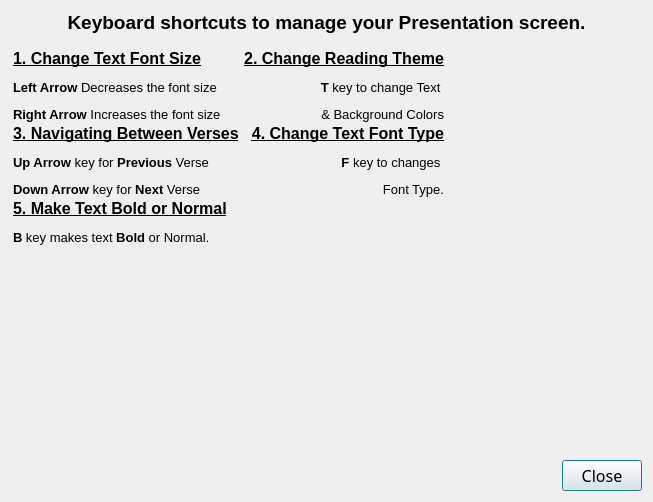
AppSmata/vSongBook4pc, file src/AppTutorial.ui: the form before one commit.
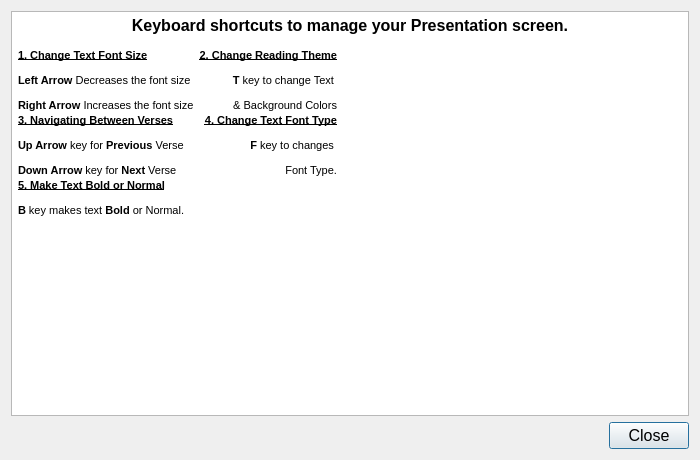
The form after the commit. Icons and pictures are not drawn.

Diff of the .ui file:
```diff
--- a/src/AppTutorial.ui
+++ b/src/AppTutorial.ui
@@ -6,8 +6,8 @@
    <rect>
     <x>0</x>
     <y>0</y>
-    <width>653</width>
-    <height>502</height>
+    <width>700</width>
+    <height>460</height>
    </rect>
   </property>
   <property name="windowTitle">
@@ -22,18 +22,57 @@
   </property>
   <layout class="QVBoxLayout" name="verticalLayout_2">
    <item>
-    <widget class="QLabel" name="label">
-     <property name="text">
-      <string>&lt;html&gt;&lt;head/&gt;&lt;body&gt;&lt;p align=&quot;center&quot;&gt;&lt;span style=&quot; font-size:14pt; font-weight:600;&quot;&gt;Keyboard shortcuts to manage your Presentation screen.&lt;/span&gt;&lt;span style=&quot; font-size:12pt;&quot;&gt;&lt;br/&gt;&lt;/span&gt;&lt;/p&gt;&lt;table border=&quot;0&quot; style=&quot; margin-top:0px; margin-bottom:0px; margin-left:0px; margin-right:0px;&quot; cellspacing=&quot;2&quot; cellpadding=&quot;0&quot;&gt;&lt;tr&gt;&lt;td&gt;&lt;p&gt;&lt;span style=&quot; font-size:12pt; font-weight:600; text-decoration: underline;&quot;&gt;1. Change Text Font Size&lt;/span&gt;&lt;/p&gt;&lt;p&gt;&lt;span style=&quot; font-size:10pt; font-weight:600;&quot;&gt;Left Arrow&lt;/span&gt;&lt;span style=&quot; font-size:10pt;&quot;&gt; Decreases the font size&lt;/span&gt;&lt;/p&gt;&lt;p&gt;&lt;span style=&quot; font-size:10pt; font-weight:600;&quot;&gt;Right Arrow&lt;/span&gt;&lt;span style=&quot; font-size:10pt;&quot;&gt; Increases the font size&lt;/span&gt;&lt;/p&gt;&lt;/td&gt;&lt;td&gt;&lt;p&gt;&lt;img src=&quot;:/icons/Chapters.png&quot; height=&quot;80&quot;/&gt;&lt;/p&gt;&lt;p&gt;&lt;span style=&quot; font-size:12pt;&quot;&gt;&lt;br/&gt;&lt;/span&gt;&lt;/p&gt;&lt;/td&gt;&lt;td&gt;&lt;p align=&quot;right&quot;&gt;&lt;span style=&quot; font-size:12pt; font-weight:600; text-decoration: underline;&quot;&gt;2. Change Reading Theme&lt;/span&gt;&lt;/p&gt;&lt;p align=&quot;right&quot;&gt;&lt;span style=&quot; font-size:10pt; font-weight:600;&quot;&gt;T&lt;/span&gt;&lt;span style=&quot; font-size:10pt;&quot;&gt; key to change Text &lt;/span&gt;&lt;/p&gt;&lt;p align=&quot;right&quot;&gt;&lt;span style=&quot; font-size:10pt;&quot;&gt;&amp;amp; Background Colors&lt;/span&gt;&lt;/p&gt;&lt;/td&gt;&lt;td&gt;&lt;p&gt;&lt;img src=&quot;:/icons/Theme.png&quot; height=&quot;80&quot;/&gt;&lt;/p&gt;&lt;p&gt;&lt;span style=&quot; font-size:12pt;&quot;&gt;&lt;br/&gt;&lt;/span&gt;&lt;/p&gt;&lt;/td&gt;&lt;/tr&gt;&lt;tr&gt;&lt;td&gt;&lt;p&gt;&lt;span style=&quot; font-size:12pt; font-weight:600; text-decoration: underline;&quot;&gt;3. Navigating Between Verses&lt;/span&gt;&lt;/p&gt;&lt;p&gt;&lt;span style=&quot; font-size:10pt; font-weight:600;&quot;&gt;Up Arrow&lt;/span&gt;&lt;span style=&quot; font-size:10pt;&quot;&gt; key for &lt;/span&gt;&lt;span style=&quot; font-size:10pt; font-weight:600;&quot;&gt;Previous&lt;/span&gt;&lt;span style=&quot; font-size:10pt;&quot;&gt; Verse&lt;/span&gt;&lt;/p&gt;&lt;p&gt;&lt;span style=&quot; font-size:10pt; font-weight:600;&quot;&gt;Down Arrow&lt;/span&gt;&lt;span style=&quot; font-size:10pt;&quot;&gt; key for &lt;/span&gt;&lt;span style=&quot; font-size:10pt; font-weight:600;&quot;&gt;Next&lt;/span&gt;&lt;span style=&quot; font-size:10pt;&quot;&gt; Verse&lt;/span&gt;&lt;/p&gt;&lt;/td&gt;&lt;td&gt;&lt;p&gt;&lt;img src=&quot;:/icons/Chapters.png&quot; height=&quot;80&quot;/&gt;&lt;/p&gt;&lt;p&gt;&lt;span style=&quot; font-size:12pt;&quot;&gt;&lt;br/&gt;&lt;/span&gt;&lt;/p&gt;&lt;/td&gt;&lt;td&gt;&lt;p align=&quot;right&quot;&gt;&lt;span style=&quot; font-size:12pt; font-weight:600; text-decoration: underline;&quot;&gt;4. Change Text Font Type&lt;/span&gt;&lt;/p&gt;&lt;p align=&quot;right&quot;&gt;&lt;span style=&quot; font-size:10pt; font-weight:600;&quot;&gt;F&lt;/span&gt;&lt;span style=&quot; font-size:10pt;&quot;&gt; key to changes &lt;/span&gt;&lt;/p&gt;&lt;p align=&quot;right&quot;&gt;&lt;span style=&quot; font-size:10pt;&quot;&gt;Font Type.&lt;/span&gt;&lt;/p&gt;&lt;/td&gt;&lt;td&gt;&lt;p&gt;&lt;img src=&quot;:/icons/Font_Type.png&quot; height=&quot;80&quot;/&gt;&lt;/p&gt;&lt;p&gt;&lt;span style=&quot; font-size:12pt;&quot;&gt;&lt;br/&gt;&lt;/span&gt;&lt;/p&gt;&lt;/td&gt;&lt;/tr&gt;&lt;tr&gt;&lt;td&gt;&lt;p&gt;&lt;span style=&quot; font-size:12pt; font-weight:600; text-decoration: underline;&quot;&gt;5. Make Text Bold or Normal&lt;/span&gt;&lt;/p&gt;&lt;p&gt;&lt;span style=&quot; font-size:10pt; font-weight:600;&quot;&gt;B&lt;/span&gt;&lt;span style=&quot; font-size:10pt;&quot;&gt; key makes text &lt;/span&gt;&lt;span style=&quot; font-size:10pt; font-weight:600;&quot;&gt;Bold&lt;/span&gt;&lt;span style=&quot; font-size:10pt;&quot;&gt; or Normal.&lt;/span&gt;&lt;/p&gt;&lt;/td&gt;&lt;td&gt;&lt;p&gt;&lt;img src=&quot;:/icons/Font_Bold.png&quot; height=&quot;80&quot;/&gt;&lt;/p&gt;&lt;/td&gt;&lt;td/&gt;&lt;td/&gt;&lt;/tr&gt;&lt;tr&gt;&lt;td/&gt;&lt;td/&gt;&lt;td/&gt;&lt;td/&gt;&lt;/tr&gt;&lt;/table&gt;&lt;/body&gt;&lt;/html&gt;</string>
-     </property>
-     <property name="alignment">
-      <set>Qt::AlignLeading|Qt::AlignLeft|Qt::AlignTop</set>
-     </property>
-     <property name="wordWrap">
-      <bool>true</bool>
-     </property>
-     <property name="openExternalLinks">
-      <bool>true</bool>
+    <widget class="QTextBrowser" name="textBrowser">
+     <property name="html">
+      <string>&lt;!DOCTYPE HTML PUBLIC &quot;-//W3C//DTD HTML 4.0//EN&quot; &quot;http://www.w3.org/TR/REC-html40/strict.dtd&quot;&gt;
+&lt;html&gt;&lt;head&gt;&lt;meta name=&quot;qrichtext&quot; content=&quot;1&quot; /&gt;&lt;style type=&quot;text/css&quot;&gt;
+p, li { white-space: pre-wrap; }
+&lt;/style&gt;&lt;/head&gt;&lt;body style=&quot; font-family:'MS Shell Dlg 2'; font-size:8.25pt; font-weight:400; font-style:normal;&quot;&gt;
+&lt;p align=&quot;center&quot; style=&quot; margin-top:12px; margin-bottom:12px; margin-left:0px; margin-right:0px; -qt-block-indent:0; text-indent:0px;&quot;&gt;&lt;span style=&quot; font-size:12pt; font-weight:600;&quot;&gt;Keyboard shortcuts to manage your Presentation screen.&lt;/span&gt;&lt;span style=&quot; font-size:8pt;&quot;&gt;&lt;br /&gt;&lt;/span&gt;&lt;/p&gt;
+&lt;table border=&quot;0&quot; style=&quot; margin-top:0px; margin-bottom:0px; margin-left:0px; margin-right:0px;&quot; cellspacing=&quot;2&quot; cellpadding=&quot;0&quot;&gt;
+&lt;tr&gt;
+&lt;td&gt;
+&lt;p style=&quot; margin-top:12px; margin-bottom:12px; margin-left:0px; margin-right:0px; -qt-block-indent:0; text-indent:0px;&quot;&gt;&lt;span style=&quot; font-size:8pt; font-weight:600; text-decoration: underline;&quot;&gt;1. Change Text Font Size&lt;/span&gt;&lt;/p&gt;
+&lt;p style=&quot; margin-top:12px; margin-bottom:12px; margin-left:0px; margin-right:0px; -qt-block-indent:0; text-indent:0px;&quot;&gt;&lt;span style=&quot; font-size:8pt; font-weight:600;&quot;&gt;Left Arrow&lt;/span&gt;&lt;span style=&quot; font-size:8pt;&quot;&gt; Decreases the font size&lt;/span&gt;&lt;/p&gt;
+&lt;p style=&quot; margin-top:12px; margin-bottom:12px; margin-left:0px; margin-right:0px; -qt-block-indent:0; text-indent:0px;&quot;&gt;&lt;span style=&quot; font-size:8pt; font-weight:600;&quot;&gt;Right Arrow&lt;/span&gt;&lt;span style=&quot; font-size:8pt;&quot;&gt; Increases the font size&lt;/span&gt;&lt;/p&gt;&lt;/td&gt;
+&lt;td&gt;
+&lt;p style=&quot; margin-top:12px; margin-bottom:12px; margin-left:0px; margin-right:0px; -qt-block-indent:0; text-indent:0px;&quot;&gt;&lt;img src=&quot;:/images/Chapters.png&quot; height=&quot;80&quot; /&gt;&lt;/p&gt;
+&lt;p style=&quot; margin-top:12px; margin-bottom:12px; margin-left:0px; margin-right:0px; -qt-block-indent:0; text-indent:0px;&quot;&gt;&lt;span style=&quot; font-size:8pt;&quot;&gt;&lt;br /&gt;&lt;/span&gt;&lt;/p&gt;&lt;/td&gt;
+&lt;td&gt;
+&lt;p align=&quot;right&quot; style=&quot; margin-top:12px; margin-bottom:12px; margin-left:0px; margin-right:0px; -qt-block-indent:0; text-indent:0px;&quot;&gt;&lt;span style=&quot; font-size:8pt; font-weight:600; text-decoration: underline;&quot;&gt;2. Change Reading Theme&lt;/span&gt;&lt;/p&gt;
+&lt;p align=&quot;right&quot; style=&quot; margin-top:12px; margin-bottom:12px; margin-left:0px; margin-right:0px; -qt-block-indent:0; text-indent:0px;&quot;&gt;&lt;span style=&quot; font-size:8pt; font-weight:600;&quot;&gt;T&lt;/span&gt;&lt;span style=&quot; font-size:8pt;&quot;&gt; key to change Text &lt;/span&gt;&lt;/p&gt;
+&lt;p align=&quot;right&quot; style=&quot; margin-top:12px; margin-bottom:12px; margin-left:0px; margin-right:0px; -qt-block-indent:0; text-indent:0px;&quot;&gt;&lt;span style=&quot; font-size:8pt;&quot;&gt;&amp;amp; Background Colors&lt;/span&gt;&lt;/p&gt;&lt;/td&gt;
+&lt;td&gt;
+&lt;p style=&quot; margin-top:12px; margin-bottom:12px; margin-left:0px; margin-right:0px; -qt-block-indent:0; text-indent:0px;&quot;&gt;&lt;img src=&quot;:/images/Theme.png&quot; height=&quot;80&quot; /&gt;&lt;/p&gt;
+&lt;p style=&quot; margin-top:12px; margin-bottom:12px; margin-left:0px; margin-right:0px; -qt-block-indent:0; text-indent:0px;&quot;&gt;&lt;span style=&quot; font-size:8pt;&quot;&gt;&lt;br /&gt;&lt;/span&gt;&lt;/p&gt;&lt;/td&gt;&lt;/tr&gt;
+&lt;tr&gt;
+&lt;td&gt;
+&lt;p style=&quot; margin-top:12px; margin-bottom:12px; margin-left:0px; margin-right:0px; -qt-block-indent:0; text-indent:0px;&quot;&gt;&lt;span style=&quot; font-size:8pt; font-weight:600; text-decoration: underline;&quot;&gt;3. Navigating Between Verses&lt;/span&gt;&lt;/p&gt;
+&lt;p style=&quot; margin-top:12px; margin-bottom:12px; margin-left:0px; margin-right:0px; -qt-block-indent:0; text-indent:0px;&quot;&gt;&lt;span style=&quot; font-size:8pt; font-weight:600;&quot;&gt;Up Arrow&lt;/span&gt;&lt;span style=&quot; font-size:8pt;&quot;&gt; key for &lt;/span&gt;&lt;span style=&quot; font-size:8pt; font-weight:600;&quot;&gt;Previous&lt;/span&gt;&lt;span style=&quot; font-size:8pt;&quot;&gt; Verse&lt;/span&gt;&lt;/p&gt;
+&lt;p style=&quot; margin-top:12px; margin-bottom:12px; margin-left:0px; margin-right:0px; -qt-block-indent:0; text-indent:0px;&quot;&gt;&lt;span style=&quot; font-size:8pt; font-weight:600;&quot;&gt;Down Arrow&lt;/span&gt;&lt;span style=&quot; font-size:8pt;&quot;&gt; key for &lt;/span&gt;&lt;span style=&quot; font-size:8pt; font-weight:600;&quot;&gt;Next&lt;/span&gt;&lt;span style=&quot; font-size:8pt;&quot;&gt; Verse&lt;/span&gt;&lt;/p&gt;&lt;/td&gt;
+&lt;td&gt;
+&lt;p style=&quot; margin-top:12px; margin-bottom:12px; margin-left:0px; margin-right:0px; -qt-block-indent:0; text-indent:0px;&quot;&gt;&lt;img src=&quot;:/images/Chapters.png&quot; height=&quot;80&quot; /&gt;&lt;/p&gt;
+&lt;p style=&quot; margin-top:12px; margin-bottom:12px; margin-left:0px; margin-right:0px; -qt-block-indent:0; text-indent:0px;&quot;&gt;&lt;span style=&quot; font-size:8pt;&quot;&gt;&lt;br /&gt;&lt;/span&gt;&lt;/p&gt;&lt;/td&gt;
+&lt;td&gt;
+&lt;p align=&quot;right&quot; style=&quot; margin-top:12px; margin-bottom:12px; margin-left:0px; margin-right:0px; -qt-block-indent:0; text-indent:0px;&quot;&gt;&lt;span style=&quot; font-size:8pt; font-weight:600; text-decoration: underline;&quot;&gt;4. Change Text Font Type&lt;/span&gt;&lt;/p&gt;
+&lt;p align=&quot;right&quot; style=&quot; margin-top:12px; margin-bottom:12px; margin-left:0px; margin-right:0px; -qt-block-indent:0; text-indent:0px;&quot;&gt;&lt;span style=&quot; font-size:8pt; font-weight:600;&quot;&gt;F&lt;/span&gt;&lt;span style=&quot; font-size:8pt;&quot;&gt; key to changes &lt;/span&gt;&lt;/p&gt;
+&lt;p align=&quot;right&quot; style=&quot; margin-top:12px; margin-bottom:12px; margin-left:0px; margin-right:0px; -qt-block-indent:0; text-indent:0px;&quot;&gt;&lt;span style=&quot; font-size:8pt;&quot;&gt;Font Type.&lt;/span&gt;&lt;/p&gt;&lt;/td&gt;
+&lt;td&gt;
+&lt;p style=&quot; margin-top:12px; margin-bottom:12px; margin-left:0px; margin-right:0px; -qt-block-indent:0; text-indent:0px;&quot;&gt;&lt;img src=&quot;:/images/Font_Type.png&quot; height=&quot;80&quot; /&gt;&lt;/p&gt;
+&lt;p style=&quot; margin-top:12px; margin-bottom:12px; margin-left:0px; margin-right:0px; -qt-block-indent:0; text-indent:0px;&quot;&gt;&lt;span style=&quot; font-size:8pt;&quot;&gt;&lt;br /&gt;&lt;/span&gt;&lt;/p&gt;&lt;/td&gt;&lt;/tr&gt;
+&lt;tr&gt;
+&lt;td&gt;
+&lt;p style=&quot; margin-top:12px; margin-bottom:12px; margin-left:0px; margin-right:0px; -qt-block-indent:0; text-indent:0px;&quot;&gt;&lt;span style=&quot; font-size:8pt; font-weight:600; text-decoration: underline;&quot;&gt;5. Make Text Bold or Normal&lt;/span&gt;&lt;/p&gt;
+&lt;p style=&quot; margin-top:12px; margin-bottom:12px; margin-left:0px; margin-right:0px; -qt-block-indent:0; text-indent:0px;&quot;&gt;&lt;span style=&quot; font-size:8pt; font-weight:600;&quot;&gt;B&lt;/span&gt;&lt;span style=&quot; font-size:8pt;&quot;&gt; key makes text &lt;/span&gt;&lt;span style=&quot; font-size:8pt; font-weight:600;&quot;&gt;Bold&lt;/span&gt;&lt;span style=&quot; font-size:8pt;&quot;&gt; or Normal.&lt;/span&gt;&lt;/p&gt;&lt;/td&gt;
+&lt;td&gt;
+&lt;p style=&quot; margin-top:12px; margin-bottom:12px; margin-left:0px; margin-right:0px; -qt-block-indent:0; text-indent:0px;&quot;&gt;&lt;img src=&quot;:/images/Font_Bold.png&quot; height=&quot;80&quot; /&gt;&lt;/p&gt;&lt;/td&gt;
+&lt;td&gt;&lt;/td&gt;
+&lt;td&gt;&lt;/td&gt;&lt;/tr&gt;
+&lt;tr&gt;
+&lt;td&gt;&lt;/td&gt;
+&lt;td&gt;&lt;/td&gt;
+&lt;td&gt;&lt;/td&gt;
+&lt;td&gt;&lt;/td&gt;&lt;/tr&gt;&lt;/table&gt;&lt;/body&gt;&lt;/html&gt;</string>
      </property>
     </widget>
    </item>
@@ -41,8 +80,10 @@
     <widget class="QDialogButtonBox" name="buttonBox">
      <property name="font">
       <font>
-       <family>Trebuchet MS</family>
+       <family>Tahoma</family>
        <pointsize>12</pointsize>
+       <weight>50</weight>
+       <bold>false</bold>
       </font>
      </property>
      <property name="orientation">
```
Left out of the diff: 16 changed lines with no effect on the pictures.
